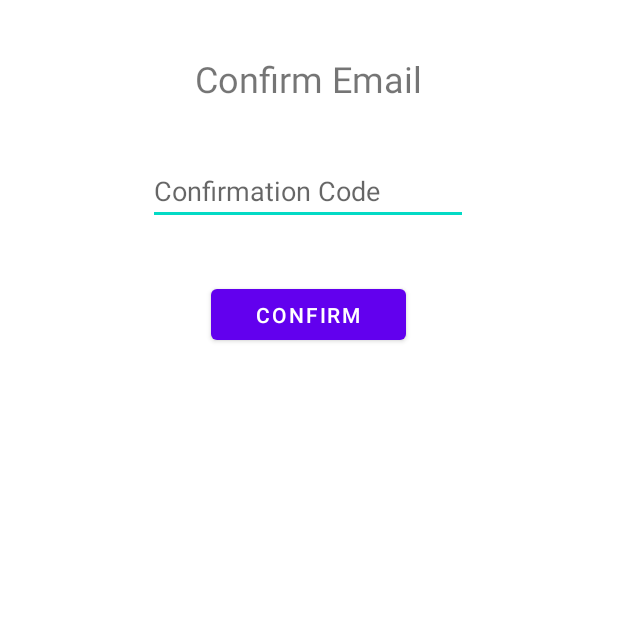
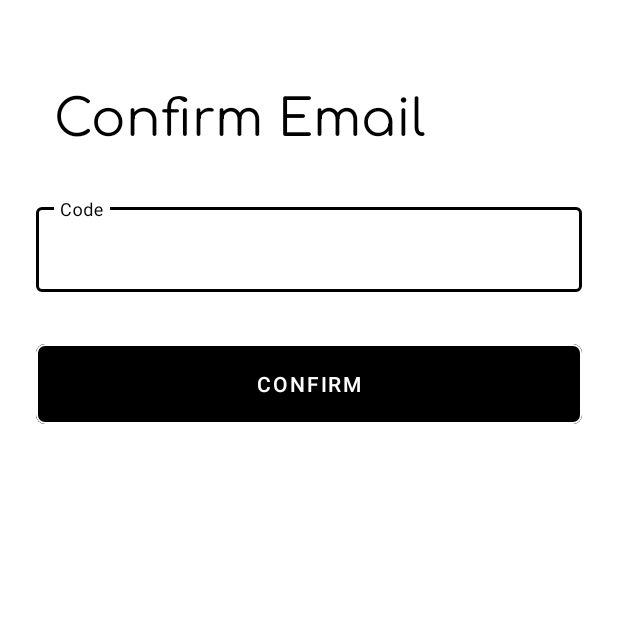
Before and after one commit to kryptorado/dineShareAndroid, an Android app: the EmailConfirmationActivity screen opened directly, with no data from a screen before it, on a phone screen of 412 x 824 dp, the top half of it. Run offline under Robolectric (Android 15) with nearby library versions, the phone set to English and light mode, and no system bars; libraries missing offline, so code that uses them is left out: com.amplifyframework.api, com.amplifyframework.auth, com.amplifyframework.core.

Commit message:
add view model to signup, update layout for email confirmation

```diff
--- a/app/src/main/AndroidManifest.xml
+++ b/app/src/main/AndroidManifest.xml
@@ -58,7 +58,7 @@
             android:name=".ui.signup.SignupActivity"
             android:exported="false" />
         <activity
-            android:name=".LoginActivity"
+            android:name=".ui.login.LoginActivity"
             android:exported="false" />
         <activity
             android:name=".MainActivity"
--- a/app/src/main/java/com/example/dineshareandroid/MainActivity.kt
+++ b/app/src/main/java/com/example/dineshareandroid/MainActivity.kt
@@ -4,6 +4,7 @@ import android.content.Intent
 import androidx.appcompat.app.AppCompatActivity
 import android.os.Bundle
 import com.amplifyframework.core.Amplify
+import com.example.dineshareandroid.ui.login.LoginActivity
 
 class MainActivity : AppCompatActivity() {
     override fun onCreate(savedInstanceState: Bundle?) {
--- a/app/src/main/res/layout/activity_email_confirmation.xml
+++ b/app/src/main/res/layout/activity_email_confirmation.xml
@@ -6,41 +6,61 @@
     android:layout_height="match_parent"
     tools:context=".EmailConfirmationActivity">
 
+    <com.google.android.material.button.MaterialButton
+        android:id="@+id/email_confirm_button"
+        style="@style/RoundedButton"
+        android:layout_width="0dp"
+        android:layout_height="65dp"
+        android:layout_marginStart="24dp"
+        android:layout_marginTop="8dp"
+        android:layout_marginEnd="24dp"
+        android:backgroundTint="#000000"
+        android:text="Confirm"
+        android:textColor="#FFFFFF"
+        app:iconTint="#FFFEFE"
+        app:layout_constraintEnd_toEndOf="parent"
+        app:layout_constraintStart_toStartOf="parent"
+        app:layout_constraintTop_toBottomOf="@+id/confirm_email_edit_text_code_layout"
+        app:rippleColor="#C8C8C8"
+        app:strokeColor="#FFFFFF" />
+
     <TextView
         android:id="@+id/email_confirm_text_title"
         android:layout_width="wrap_content"
         android:layout_height="wrap_content"
-        android:layout_marginTop="36dp"
+        android:fontFamily="@font/comfortaa"
         android:text="Confirm Email"
-        android:textSize="24sp"
-        app:layout_constraintEnd_toEndOf="parent"
-        app:layout_constraintHorizontal_bias="0.498"
-        app:layout_constraintStart_toStartOf="parent"
-        app:layout_constraintTop_toTopOf="parent" />
-
-    <EditText
-        android:id="@+id/confirm_email_edit_text_code"
-        android:layout_width="wrap_content"
-        android:layout_height="wrap_content"
-        android:layout_marginTop="36dp"
-        android:ems="10"
-        android:hint="Confirmation Code"
-        android:inputType="number"
-        app:layout_constraintEnd_toEndOf="parent"
-        app:layout_constraintHorizontal_bias="0.497"
-        app:layout_constraintStart_toStartOf="parent"
-        app:layout_constraintTop_toBottomOf="@+id/email_confirm_text_title" />
-
-    <Button
-        android:id="@+id/email_confirm_button"
-        android:layout_width="130dp"
-        android:layout_height="46dp"
-        android:layout_marginTop="28dp"
-        android:text="Confirm"
+        android:textColor="#000000"
+        android:textSize="34sp"
         app:layout_constraintBottom_toBottomOf="parent"
         app:layout_constraintEnd_toEndOf="parent"
-        app:layout_constraintHorizontal_bias="0.498"
+        app:layout_constraintHorizontal_bias="0.219"
         app:layout_constraintStart_toStartOf="parent"
-        app:layout_constraintTop_toBottomOf="@+id/confirm_email_edit_text_code"
-        app:layout_constraintVertical_bias="0.014" />
+        app:layout_constraintTop_toTopOf="parent"
+        app:layout_constraintVertical_bias="0.061" />
+
+
+    <com.google.android.material.textfield.TextInputLayout
+        android:id="@+id/confirm_email_edit_text_code_layout"
+        style="@style/MyTextInputLayout"
+        android:layout_width="match_parent"
+        android:layout_height="wrap_content"
+        android:layout_marginStart="24dp"
+        android:layout_marginTop="32dp"
+        android:layout_marginEnd="24dp"
+        app:errorEnabled="true"
+        app:endIconMode="clear_text"
+        app:layout_constraintEnd_toEndOf="parent"
+        app:layout_constraintStart_toStartOf="parent"
+        app:layout_constraintTop_toBottomOf="@+id/email_confirm_text_title">
+
+        <com.google.android.material.textfield.TextInputEditText
+            android:id="@+id/confirm_email_edit_text_code"
+            android:layout_width="match_parent"
+            android:layout_height="wrap_content"
+            android:hint="Code" />
+
+
+    </com.google.android.material.textfield.TextInputLayout>
+
 </androidx.constraintlayout.widget.ConstraintLayout>
```
Also changed, not shown: app/src/main/java/com/example/dineshareandroid/EmailConfirmationActivity.kt (+18 -2 lines), app/src/main/java/com/example/dineshareandroid/InterestsActivity.kt (+10 -10 lines), app/src/main/java/com/example/dineshareandroid/LoginActivity.kt (deleted, +0 -99 lines), app/src/main/java/com/example/dineshareandroid/backend/UserData.kt (+27 -27 lines), app/src/main/java/com/example/dineshareandroid/ui/login/LoginActivity.kt (added, +101 -0 lines), app/src/main/java/com/example/dineshareandroid/ui/login/LoginViewModel.kt (added, +101 -0 lines), app/src/main/java/com/example/dineshareandroid/ui/signup/SignupActivity.kt (+4 -5 lines), app/src/main/java/com/example/dineshareandroid/ui/signup/SignupViewModel.kt (+6 -6 lines), app/src/main/res/layout/activity_login.xml (+13 -1 lines), app/src/main/res/drawable/facebook_icon.png (renamed from app/src/main/res/drawable-v24/facebook_icon.png), app/src/main/res/drawable/google_icon.png (renamed from app/src/main/res/drawable-v24/google_icon.png).
